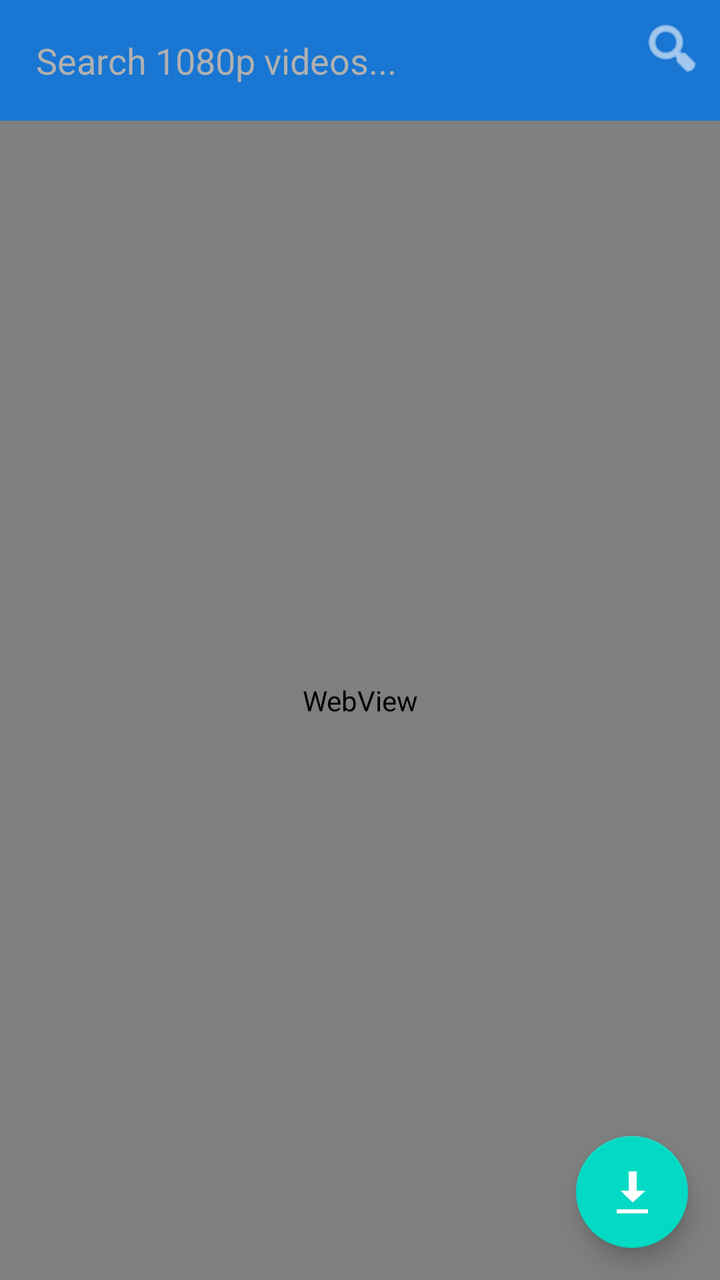
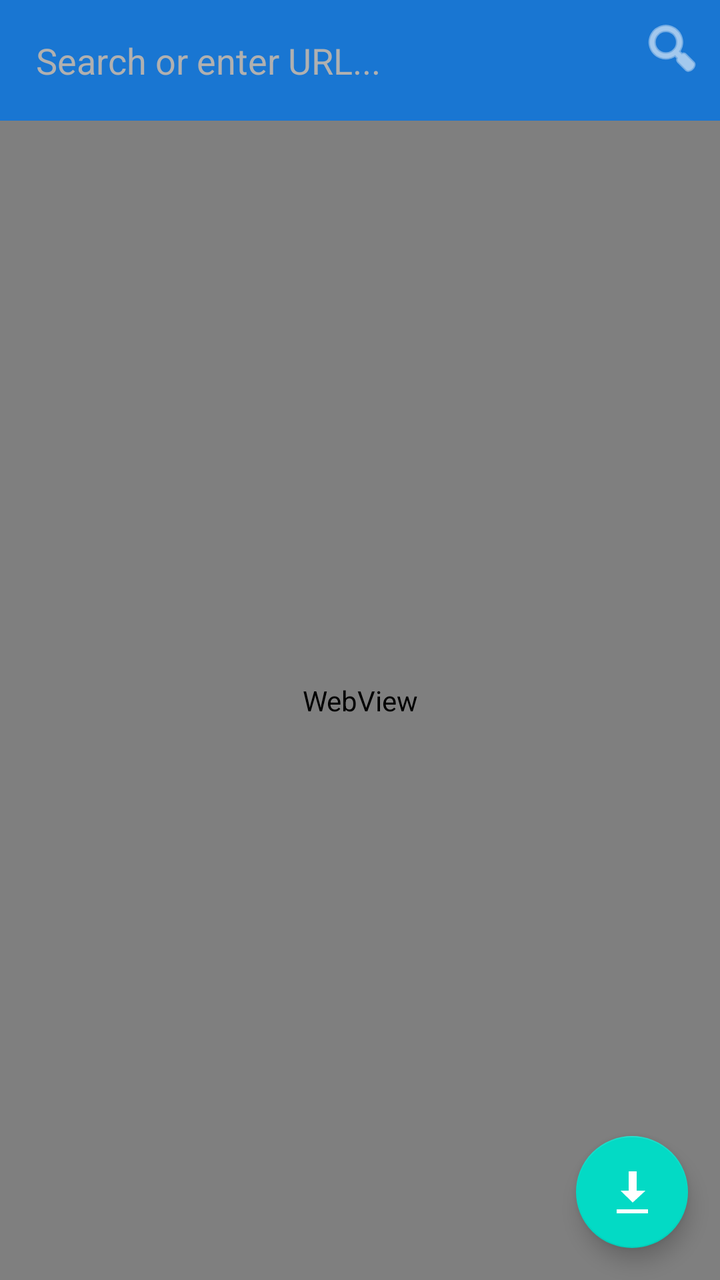

Before-and-after screenshots of an Android layout around one commit, followed by the original layout XML and the change that was made.
<!-- AndroidManifest.xml: application theme Theme.VD -->
<!-- res/layout/activity_main.xml -->
<?xml version="1.0" encoding="utf-8"?>

<androidx.constraintlayout.widget.ConstraintLayout xmlns:android="http://schemas.android.com/apk/res/android"
    xmlns:app="http://schemas.android.com/apk/res-auto"
    xmlns:tools="http://schemas.android.com/tools"
    android:layout_width="match_parent"
    android:layout_height="match_parent"
    tools:context=".MainActivity">

    <LinearLayout
        android:id="@+id/topBar"
        android:layout_width="0dp"
        android:layout_height="wrap_content"
        android:orientation="horizontal"
        android:padding="8dp"
        android:background="?attr/colorPrimary"
        app:layout_constraintTop_toTopOf="parent"
        app:layout_constraintStart_toStartOf="parent"
        app:layout_constraintEnd_toEndOf="parent">

        <EditText
            android:id="@+id/etSearch"
            android:layout_width="0dp"
            android:layout_height="wrap_content"
            android:layout_weight="1"
            android:hint="Search 1080p videos..."
            android:textColorHint="#B0B0B0"
            android:textColor="#FFFFFF"
            android:background="@android:color/transparent"
            android:padding="10dp"
            android:inputType="text"
            android:imeOptions="actionSearch"
            android:singleLine="true"/>

        <ImageButton
            android:id="@+id/btnSearch"
            android:layout_width="wrap_content"
            android:layout_height="wrap_content"
            android:src="@android:drawable/ic_menu_search"
            android:background="?attr/selectableItemBackgroundBorderless"
            android:contentDescription="Search"
            app:tint="#FFFFFF" />
    </LinearLayout>

    <WebView
        android:id="@+id/webView"
        android:layout_width="0dp"
        android:layout_height="0dp"
        app:layout_constraintTop_toBottomOf="@id/topBar"
        app:layout_constraintBottom_toBottomOf="parent"
        app:layout_constraintStart_toStartOf="parent"
        app:layout_constraintEnd_toEndOf="parent"/>

    <com.google.android.material.floatingactionbutton.FloatingActionButton
        android:id="@+id/fabDownload"
        android:layout_width="wrap_content"
        android:layout_height="wrap_content"
        android:layout_margin="16dp"
        android:src="@android:drawable/stat_sys_download"
        android:contentDescription="Download Video"
        app:layout_constraintBottom_toBottomOf="parent"
        app:layout_constraintEnd_toEndOf="parent"
        app:tint="#FFFFFF" />

</androidx.constraintlayout.widget.ConstraintLayout>
<!-- resources referenced by this layout -->
<resources>
  <style name="Theme.VD" parent="Theme.MaterialComponents.DayNight.NoActionBar">
          <item name="colorPrimary">#1976D2</item>
          <item name="colorPrimaryVariant">#004BA0</item>
          <item name="colorOnPrimary">#FFFFFF</item>
          <item name="colorSecondary">#03DAC5</item>
          <item name="colorSecondaryVariant">#018786</item>
          <item name="colorOnSecondary">#000000</item>
          <item name="android:statusBarColor" tools:targetApi="l">?attr/colorPrimaryVariant</item>
      </style>
</resources>

<!-- the commit's change to res/layout/activity_main.xml (unified diff, before → after) -->
@@ -23,7 +23,7 @@
             android:layout_width="0dp"
             android:layout_height="wrap_content"
             android:layout_weight="1"
-            android:hint="Search 1080p videos..."
+            android:hint="Search or enter URL..."
             android:textColorHint="#B0B0B0"
             android:textColor="#FFFFFF"
             android:background="@android:color/transparent"
